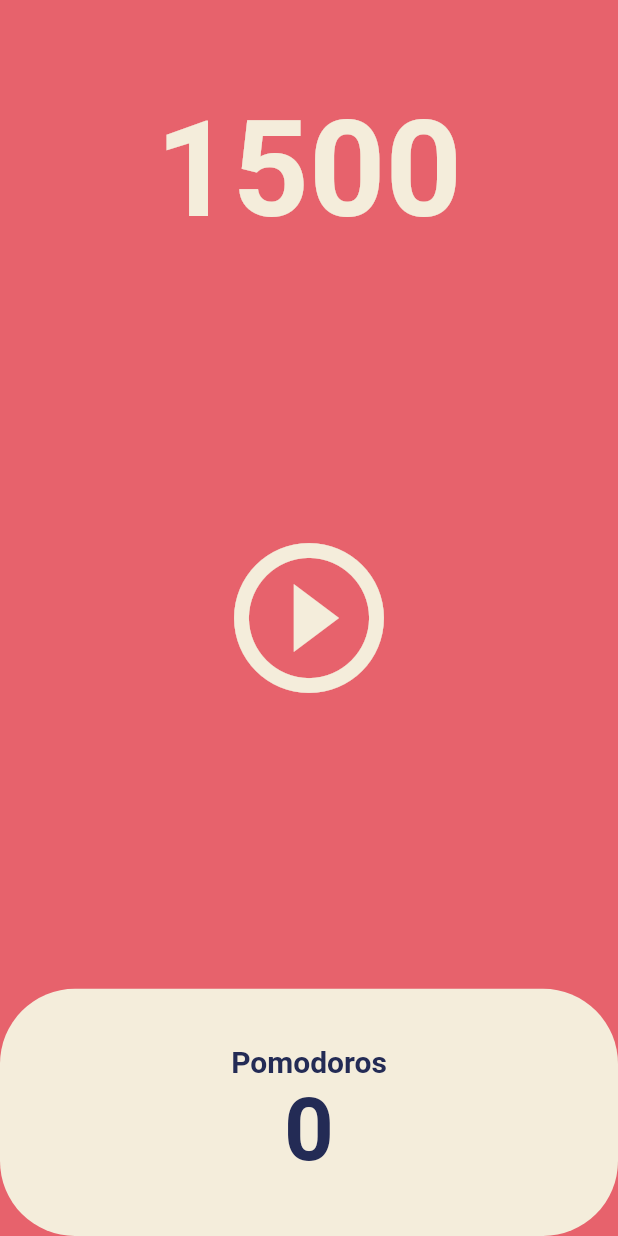
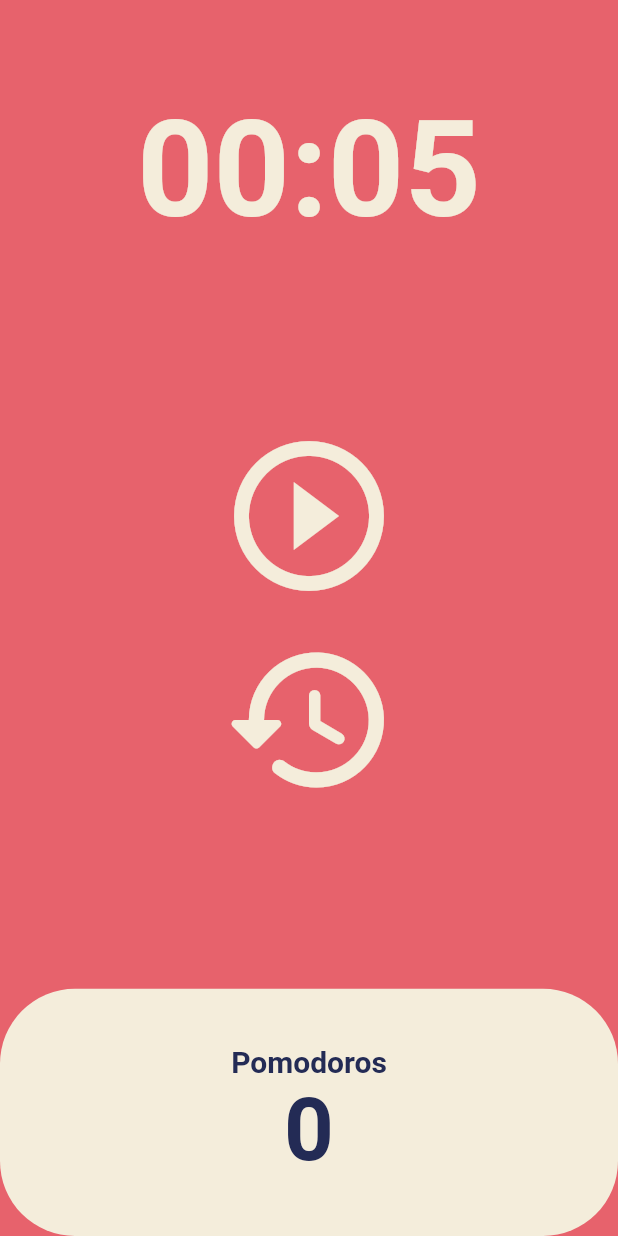
Before and after one commit to chane81/flutter-pomodoro, a Flutter app: the screen it shows after launch, on a phone screen of 412 x 824 dp. Run offline on Flutter 3.47's test engine with Material 2 defaults, Android fonts, the phone set to English and light mode, and no system bars.

Commit message:
feat: date format 구현, reset 기능 구현

```diff
--- a/lib/screens/home_screen.dart
+++ b/lib/screens/home_screen.dart
@@ -10,14 +10,26 @@ class HomeScreen extends StatefulWidget {
 }
 
 class _HomeScreenState extends State<HomeScreen> {
-  int totalSeconds = 1500;
+  static const twentyFiveMinutes = 5;
+  int totalSeconds = twentyFiveMinutes;
   bool isRunning = false;
+  int totalPomodoros = 0;
   Timer? timer;
 
   void onTick(Timer timer) {
+    if (totalSeconds == 0) {
+      setState(() {
+        totalPomodoros = totalPomodoros + 1;
+        isRunning = false;
+        totalSeconds = twentyFiveMinutes;
+      });
+
+      timer.cancel();
+    } else {
       setState(() {
         totalSeconds = totalSeconds - 1;
       });
+    }
   }
 
   void onStartPressed() {
@@ -36,6 +48,22 @@ class _HomeScreenState extends State<HomeScreen> {
     });
   }
 
+  void onResetPressed() {
+    timer?.cancel();
+
+    setState(() {
+      isRunning = false;
+      totalSeconds = twentyFiveMinutes;
+      totalPomodoros = 0;
+    });
+  }
+
+  String format(int seconds) {
+    var duration = Duration(seconds: seconds);
+
+    return duration.toString().split('.').first.substring(2, 7);
+  }
+
   @override
   Widget build(BuildContext context) {
     return Scaffold(
@@ -46,7 +74,7 @@ class _HomeScreenState extends State<HomeScreen> {
           child: Container(
             alignment: Alignment.bottomCenter,
             child: Text(
-              '$totalSeconds',
+              format(totalSeconds),
               style: TextStyle(
                 color: Theme.of(context).cardColor,
                 fontSize: 89,
@@ -58,13 +86,24 @@ class _HomeScreenState extends State<HomeScreen> {
         Flexible(
           flex: 3,
           child: Center(
-            child: IconButton(
+            child: Column(
+              mainAxisAlignment: MainAxisAlignment.center,
+              children: [
+                IconButton(
                   iconSize: 120,
                   color: Theme.of(context).cardColor,
                   onPressed: isRunning ? onPausePressed : onStartPressed,
                   icon: Icon(isRunning
                       ? Icons.pause_circle_outline
                       : Icons.play_circle_outline),
+                ),
+                IconButton(
+                  iconSize: 120,
+                  color: Theme.of(context).cardColor,
+                  onPressed: onResetPressed,
+                  icon: const Icon(Icons.restore_rounded),
+                )
+              ],
             ),
           ),
         ),
@@ -90,7 +129,7 @@ class _HomeScreenState extends State<HomeScreen> {
                                 Theme.of(context).textTheme.headline1!.color),
                       ),
                       Text(
-                        '0',
+                        '$totalPomodoros',
                         style: TextStyle(
                             fontSize: 58,
                             fontWeight: FontWeight.w600,
```
Lines whose indentation alone changed are shown as unchanged.
